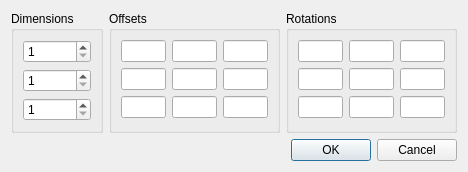
Above: qt/lc_qarraydialog.ui from ldraw-linux/leocad before the change. Below: the same form after it.
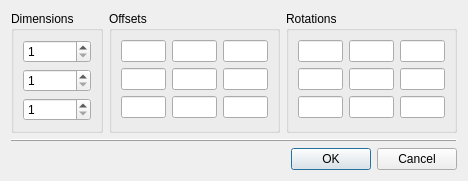
That is the form after the change.

What changed in the file:
```diff
--- a/qt/lc_qarraydialog.ui
+++ b/qt/lc_qarraydialog.ui
@@ -133,6 +133,16 @@
      </item>
     </layout>
    </item>
+   <item>
+    <widget class="QFrame" name="frame">
+     <property name="frameShape">
+      <enum>QFrame::HLine</enum>
+     </property>
+     <property name="frameShadow">
+      <enum>QFrame::Raised</enum>
+     </property>
+    </widget>
+   </item>
    <item>
     <widget class="QDialogButtonBox" name="buttonBox">
      <property name="orientation">
```
Left out of the diff: 2 changed lines with no effect on the pictures.
